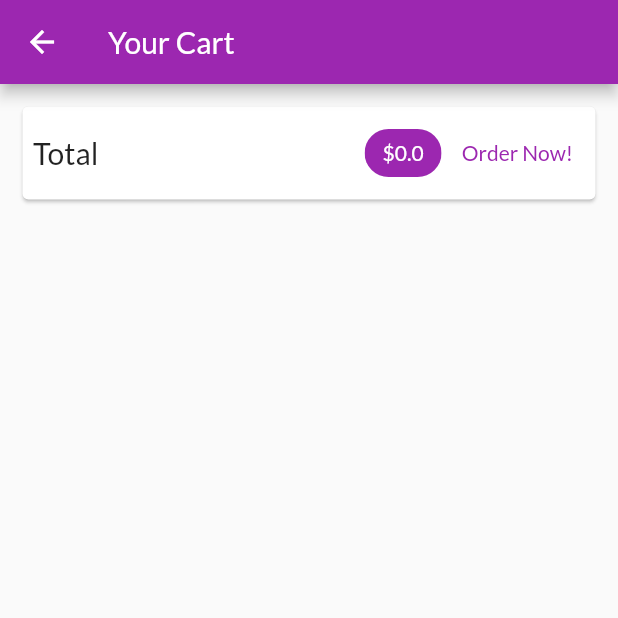
After one commit to barimehdi77/shop-app-flutter, a Flutter app: the CartScreen screen opened by its route, on a phone screen of 412 x 824 dp, the top half of it. The commit adds this screen. Run offline on Flutter 3.47's test engine with Material 2 defaults, Android fonts, the phone set to English and light mode, and no system bars; network calls fail.

```diff
--- a/lib/main.dart
+++ b/lib/main.dart
@@ -1,4 +1,5 @@
 import 'package:flutter/material.dart';
+import 'package:flutter_complete_guide/screens/cart_screen.dart';
 import 'package:provider/provider.dart';
 
 import './screens/products_overview_screen.dart';
@@ -41,6 +42,7 @@ class MyApp extends StatelessWidget {
           home: ProductsOverviewScreen(),
           routes: {
             ProductDetailScreen.routeName: (ctx) => ProductDetailScreen(),
+            CartScreen.routeName: (ctx) => CartScreen(),
           }),
     );
   }
--- a/lib/providers/cart.dart
+++ b/lib/providers/cart.dart
@@ -25,6 +25,14 @@ class Cart with ChangeNotifier {
     return _items.length;
   }
 
+  double get totalAmount {
+    var total = 0.0;
+    _items.forEach((key, value) {
+      total += value.price * value.quantity;
+    });
+    return total;
+  }
+
   void addItem(String productId, String title, double price) {
     if (_items.containsKey(productId)) {
       _items.update(
--- /dev/null
+++ b/lib/screens/cart_screen.dart
@@ -0,0 +1,72 @@
+import 'package:flutter/material.dart';
+import 'package:provider/provider.dart';
+
+import '../providers/cart.dart' show Cart;
+import '../widgets/cart_item.dart';
+
+class CartScreen extends StatelessWidget {
+  static const routeName = '/cart';
+  @override
+  Widget build(BuildContext context) {
+    final cart = Provider.of<Cart>(context);
+    return Scaffold(
+      appBar: AppBar(
+        title: Text('Your Cart'),
+      ),
+      body: Column(
+        children: <Widget>[
+          Card(
+            margin: EdgeInsets.all(15),
+            child: Padding(
+              padding: EdgeInsets.all(7),
+              child: Row(
+                  mainAxisAlignment: MainAxisAlignment.spaceBetween,
+                  children: [
+                    Text(
+                      'Total',
+                      style: TextStyle(fontSize: 20),
+                    ),
+                    Spacer(),
+                    Chip(
+                      label: Text(
+                        '\$${cart.totalAmount}',
+                        style: TextStyle(
+                          color: Theme.of(context)
+                              .primaryTextTheme
+                              .titleLarge
+                              .color,
+                        ),
+                      ),
+                      backgroundColor: Theme.of(context).primaryColor,
+                    ),
+                    TextButton(
+                      onPressed: () {},
+                      child: Text(
+                        '  Order Now!',
+                        style: TextStyle(
+                          color: Theme.of(context).primaryColor,
+                        ),
+                      ),
+                    ),
+                  ]),
+            ),
+          ),
+          SizedBox(
+            height: 10,
+          ),
+          Expanded(
+            child: ListView.builder(
+              itemCount: cart.items.length,
+              itemBuilder: (ctx, i) => CartItem(
+                id: cart.items.values.toList()[i].id,
+                title: cart.items.values.toList()[i].title,
+                quantity: cart.items.values.toList()[i].quantity,
+                price: cart.items.values.toList()[i].price,
+              ),
+            ),
+          ),
+        ],
+      ),
+    );
+  }
+}
--- a/lib/screens/products_overview_screen.dart
+++ b/lib/screens/products_overview_screen.dart
@@ -1,4 +1,5 @@
 import 'package:flutter/material.dart';
+import 'package:flutter_complete_guide/screens/cart_screen.dart';
 import 'package:provider/provider.dart';
 
 import '../widgets/products_grid.dart';
@@ -28,7 +29,9 @@ class _ProductsOverviewScreenState extends State<ProductsOverviewScreen> {
             ),
             child: IconButton(
               icon: Icon(Icons.shopping_cart),
-              onPressed: () {},
+              onPressed: () {
+                Navigator.of(context).pushNamed(CartScreen.routeName);
+              },
             ),
           ),
           PopupMenuButton(
```
Also changed, not shown: lib/widgets/cart_item.dart (added, +48 -0 lines).
